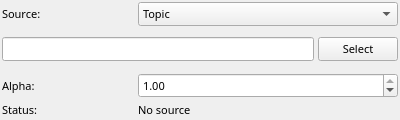
Old version of the form mapviz_plugins/ui/robot_model_config.ui in the repository swri-robotics/mapviz.
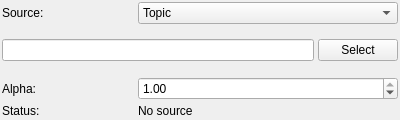
New version of the form.

Commit message: Fixing numerous issues with font size scaling and UI not respecting different resolutions and scale factors

The edit to the form file:
```diff
--- a/mapviz_plugins/ui/robot_model_config.ui
+++ b/mapviz_plugins/ui/robot_model_config.ui
@@ -22,12 +22,6 @@
    </property>
    <item row="0" column="0">
     <widget class="QLabel" name="label_source">
-     <property name="font">
-      <font>
-       <family>Sans Serif</family>
-       <pointsize>8</pointsize>
-      </font>
-     </property>
      <property name="text">
       <string>Source:</string>
      </property>
@@ -35,12 +29,6 @@
    </item>
    <item row="0" column="1" colspan="2">
     <widget class="QComboBox" name="source_combo">
-     <property name="font">
-      <font>
-       <family>Sans Serif</family>
-       <pointsize>8</pointsize>
-      </font>
-     </property>
      <item>
       <property name="text">
        <string>Topic</string>
@@ -68,12 +56,6 @@
        </property>
        <item>
         <widget class="QLineEdit" name="topic">
-         <property name="font">
-          <font>
-           <family>Sans Serif</family>
-           <pointsize>8</pointsize>
-          </font>
-         </property>
         </widget>
        </item>
        <item>
@@ -84,12 +66,6 @@
            <verstretch>0</verstretch>
           </sizepolicy>
          </property>
-         <property name="font">
-          <font>
-           <family>Sans Serif</family>
-           <pointsize>8</pointsize>
-          </font>
-         </property>
          <property name="text">
           <string>Select</string>
          </property>
@@ -143,12 +119,6 @@
    </item>
    <item row="2" column="0">
     <widget class="QLabel" name="label_alpha">
-     <property name="font">
-      <font>
-       <family>Sans Serif</family>
-       <pointsize>8</pointsize>
-      </font>
-     </property>
      <property name="text">
       <string>Alpha:</string>
      </property>
@@ -156,12 +126,6 @@
    </item>
    <item row="2" column="1" colspan="2">
     <widget class="QDoubleSpinBox" name="alpha">
-     <property name="font">
-      <font>
-       <family>Sans Serif</family>
-       <pointsize>8</pointsize>
-      </font>
-     </property>
      <property name="maximum">
       <double>1.000000000000000</double>
      </property>
@@ -175,12 +139,6 @@
    </item>
    <item row="3" column="0">
     <widget class="QLabel" name="label_status">
-     <property name="font">
-      <font>
-       <family>Sans Serif</family>
-       <pointsize>8</pointsize>
-      </font>
-     </property>
      <property name="text">
       <string>Status:</string>
      </property>
@@ -188,12 +146,6 @@
    </item>
    <item row="3" column="1" colspan="2">
     <widget class="QLabel" name="status">
-     <property name="font">
-      <font>
-       <family>Sans Serif</family>
-       <pointsize>8</pointsize>
-      </font>
-     </property>
      <property name="text">
       <string>No source</string>
      </property>
```
Left out of the diff: 12 changed lines with no effect on the pictures. The commit also changes 34 other files.
